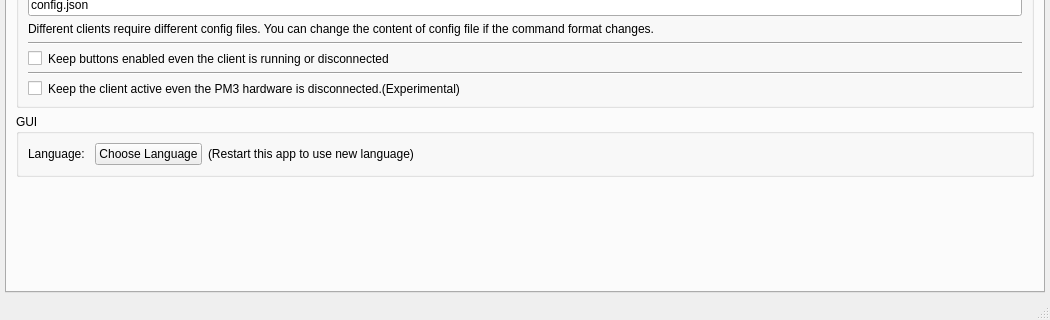
First picture: the form in src/ui/mainwindow.ui, repository wh201906/Proxmark3GUI, before the edit; both pictures show x 0 to 1050 and y 430 to 750 of the 1050 by 750 pixel window.
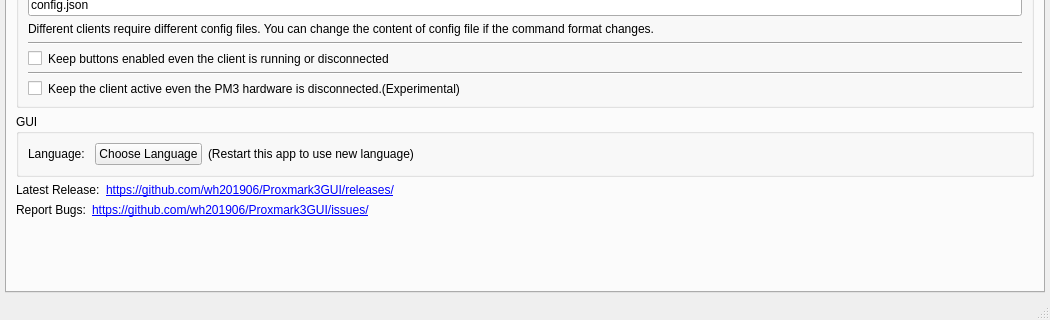
Second picture: the form after the edit. The open tabs and pages were chosen to show the change.

Commit message: Add URLs for releases and reporting bugs

Patch:
```diff
--- a/src/ui/mainwindow.ui
+++ b/src/ui/mainwindow.ui
@@ -2950,6 +2950,66 @@
             </layout>
            </widget>
           </item>
+          <item>
+           <layout class="QHBoxLayout" name="horizontalLayout_29">
+            <item>
+             <widget class="QLabel" name="label_66">
+              <property name="text">
+               <string>Latest Release:</string>
+              </property>
+             </widget>
+            </item>
+            <item>
+             <widget class="QLabel" name="label_67">
+              <property name="sizePolicy">
+               <sizepolicy hsizetype="Expanding" vsizetype="Preferred">
+                <horstretch>0</horstretch>
+                <verstretch>0</verstretch>
+               </sizepolicy>
+              </property>
+              <property name="text">
+               <string>&lt;html&gt;&lt;head/&gt;&lt;body&gt;&lt;p&gt;&lt;a href=&quot;https://github.com/wh201906/Proxmark3GUI/releases/&quot;&gt;&lt;span style=&quot; text-decoration: underline; color:#0000ff;&quot;&gt;https://github.com/wh201906/Proxmark3GUI/releases/&lt;/span&gt;&lt;/a&gt;&lt;/p&gt;&lt;/body&gt;&lt;/html&gt;</string>
+              </property>
+              <property name="openExternalLinks">
+               <bool>true</bool>
+              </property>
+              <property name="textInteractionFlags">
+               <set>Qt::TextBrowserInteraction</set>
+              </property>
+             </widget>
+            </item>
+           </layout>
+          </item>
+          <item>
+           <layout class="QHBoxLayout" name="horizontalLayout_30">
+            <item>
+             <widget class="QLabel" name="label_68">
+              <property name="text">
+               <string>Report Bugs:</string>
+              </property>
+             </widget>
+            </item>
+            <item>
+             <widget class="QLabel" name="label_69">
+              <property name="sizePolicy">
+               <sizepolicy hsizetype="Expanding" vsizetype="Preferred">
+                <horstretch>0</horstretch>
+                <verstretch>0</verstretch>
+               </sizepolicy>
+              </property>
+              <property name="text">
+               <string>&lt;html&gt;&lt;head/&gt;&lt;body&gt;&lt;p&gt;&lt;a href=&quot;https://github.com/wh201906/Proxmark3GUI/issues/&quot;&gt;&lt;span style=&quot; text-decoration: underline; color:#0000ff;&quot;&gt;https://github.com/wh201906/Proxmark3GUI/issues/&lt;/span&gt;&lt;/a&gt;&lt;/p&gt;&lt;/body&gt;&lt;/html&gt;</string>
+              </property>
+              <property name="openExternalLinks">
+               <bool>true</bool>
+              </property>
+              <property name="textInteractionFlags">
+               <set>Qt::TextBrowserInteraction</set>
+              </property>
+             </widget>
+            </item>
+           </layout>
+          </item>
           <item>
            <spacer name="verticalSpacer_5">
             <property name="orientation">
```
Left out of the diff: 6 changed lines with no effect on the pictures.
